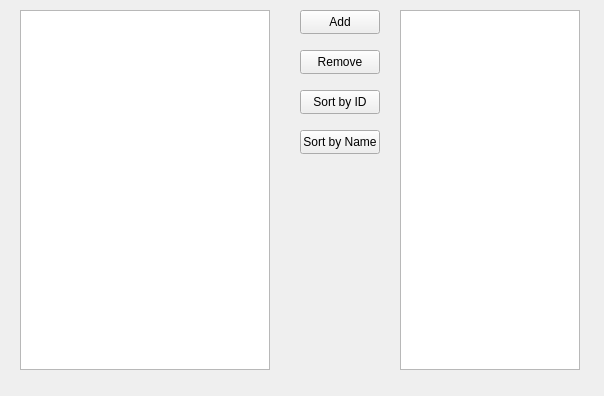
First picture: the form in entitylist.ui, repository totargaming/AutomotiveRepairManagement, before the edit.
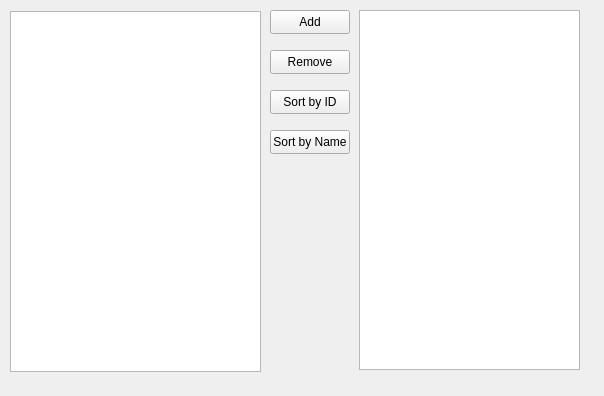
Second picture: the form after the edit.

```diff
--- a/entitylist.ui
+++ b/entitylist.ui
@@ -16,19 +16,9 @@
   <widget class="QTextEdit" name="txtInfo">
    <property name="geometry">
     <rect>
-     <x>400</x>
+     <x>359</x>
      <y>10</y>
-     <width>180</width>
-     <height>360</height>
-    </rect>
-   </property>
-  </widget>
-  <widget class="QListWidget" name="listWidget">
-   <property name="geometry">
-    <rect>
-     <x>20</x>
-     <y>10</y>
-     <width>250</width>
+     <width>221</width>
      <height>360</height>
     </rect>
    </property>
@@ -36,7 +26,7 @@
   <widget class="QPushButton" name="removeBtn">
    <property name="geometry">
     <rect>
-     <x>300</x>
+     <x>270</x>
      <y>50</y>
      <width>80</width>
      <height>24</height>
@@ -49,7 +39,7 @@
   <widget class="QPushButton" name="addBtn">
    <property name="geometry">
     <rect>
-     <x>300</x>
+     <x>270</x>
      <y>10</y>
      <width>80</width>
      <height>24</height>
@@ -62,7 +52,7 @@
   <widget class="QPushButton" name="idSortBtn">
    <property name="geometry">
     <rect>
-     <x>300</x>
+     <x>270</x>
      <y>90</y>
      <width>80</width>
      <height>24</height>
@@ -75,7 +65,7 @@
   <widget class="QPushButton" name="nameSortBtn">
    <property name="geometry">
     <rect>
-     <x>300</x>
+     <x>270</x>
      <y>130</y>
      <width>80</width>
      <height>24</height>
@@ -85,6 +75,28 @@
     <string>Sort by Name</string>
    </property>
   </widget>
+  <widget class="QTableView" name="tableView">
+   <property name="geometry">
+    <rect>
+     <x>10</x>
+     <y>11</y>
+     <width>251</width>
+     <height>361</height>
+    </rect>
+   </property>
+   <property name="showGrid">
+    <bool>false</bool>
+   </property>
+   <property name="sortingEnabled">
+    <bool>false</bool>
+   </property>
+   <attribute name="horizontalHeaderStretchLastSection">
+    <bool>true</bool>
+   </attribute>
+   <attribute name="verticalHeaderVisible">
+    <bool>false</bool>
+   </attribute>
+  </widget>
  </widget>
  <resources/>
  <connections/>
```
